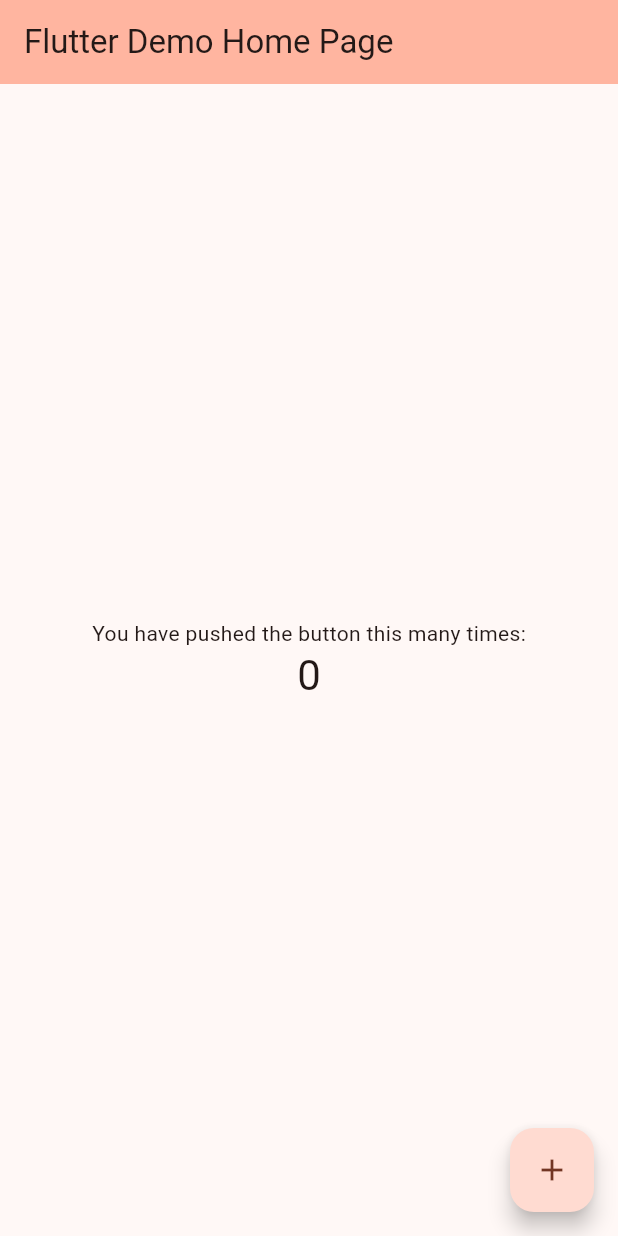
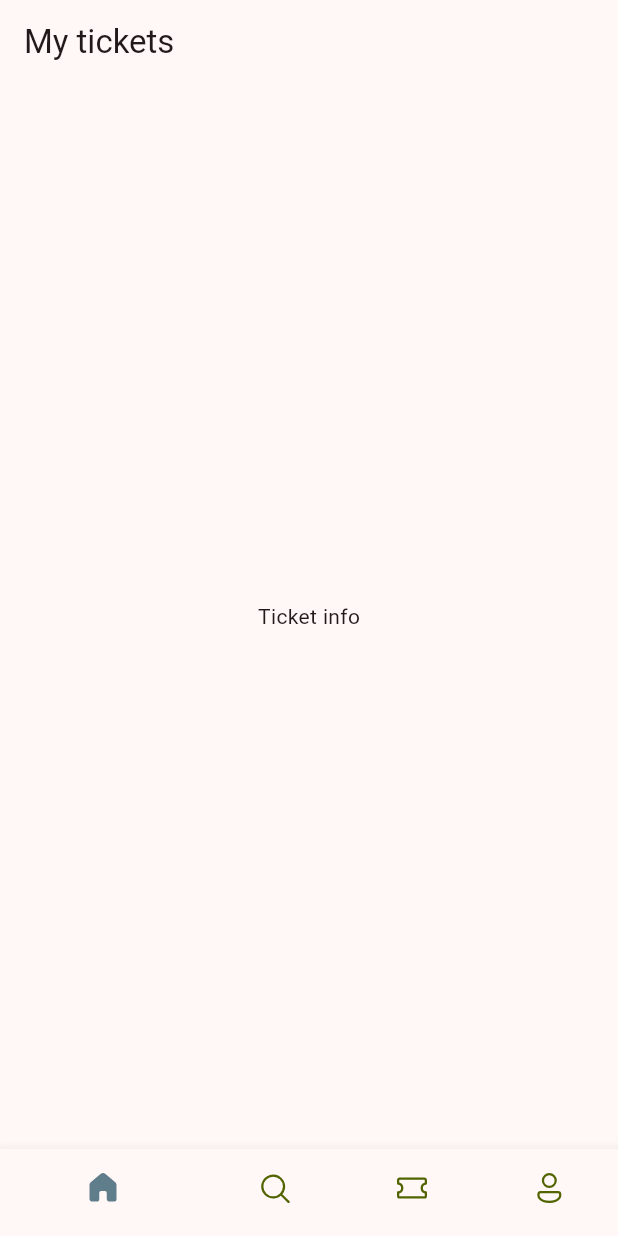
Before and after one commit to hnglmiee/my-ticket-app, a Flutter app: the screen it shows after launch, on a phone screen of 412 x 824 dp. Run offline on Flutter 3.47's test engine with Material 3 defaults, Android fonts, the phone set to English and light mode, and no system bars; our stand-ins replace fluentui_icons.

Commit message:
add top + bottom appbar

```diff
--- /dev/null
+++ b/lib/base/bottom_nav_bar.dart
@@ -0,0 +1,50 @@
+import 'package:fluentui_icons/fluentui_icons.dart';
+import 'package:flutter/cupertino.dart';
+import 'package:flutter/material.dart';
+
+class BottomNavBar extends StatefulWidget {
+  const BottomNavBar({super.key});
+
+  @override
+  State<BottomNavBar> createState() => _BottomNavBarState();
+}
+
+class _BottomNavBarState extends State<BottomNavBar> {
+  @override
+  Widget build(BuildContext context) {
+    return Scaffold(
+      appBar: AppBar(title: const Text("My tickets")),
+      body: Center(child: Text("Ticket info")),
+      bottomNavigationBar: BottomNavigationBar(
+        selectedItemColor: Colors.blueGrey,
+        unselectedItemColor: const Color(0xFF526400),
+        showSelectedLabels: false,
+        items: const [
+          BottomNavigationBarItem(
+            icon: Icon(FluentSystemIcons.ic_fluent_home_add_regular),
+            activeIcon: Icon(FluentSystemIcons.ic_fluent_home_filled), // if is selected, then filled
+            label: "Home",
+          ),
+
+          BottomNavigationBarItem(
+            icon: Icon(FluentSystemIcons.ic_fluent_search_regular),
+            activeIcon: Icon(FluentSystemIcons.ic_fluent_search_filled),
+            label: "Search",
+          ),
+
+          BottomNavigationBarItem(
+            icon: Icon(FluentSystemIcons.ic_fluent_ticket_regular),
+            activeIcon: Icon(FluentSystemIcons.ic_fluent_ticket_filled),
+            label: "Ticket",
+          ),
+
+          BottomNavigationBarItem(
+            icon: Icon(FluentSystemIcons.ic_fluent_person_regular),
+            activeIcon: Icon(FluentSystemIcons.ic_fluent_person_filled),
+            label: "Profile",
+          ),
+        ],
+      ),
+    );
+  }
+}
--- a/lib/main.dart
+++ b/lib/main.dart
@@ -1,6 +1,13 @@
 import 'package:flutter/material.dart';
+import 'package:ticket_app/base/bottom_nav_bar.dart';
 
 void main() {
+  var myList = [
+    "Flutter",
+    "Java",
+    "Kotlin"
+  ];
+
   runApp(const MyApp());
 }
 
@@ -10,57 +17,12 @@ class MyApp extends StatelessWidget {
   // This widget is the root of your application.
   @override
   Widget build(BuildContext context) {
-    return MaterialApp(
+    return MaterialApp( // Give ur app a life
       title: 'Flutter Demo',
       theme: ThemeData(
-        colorScheme: ColorScheme.fromSeed(seedColor: Colors.deepOrange),
+        colorScheme: ColorScheme.fromSeed(seedColor: Colors.pink),
       ),
-      home: const MyHomePage(title: 'Flutter Demo Home Page'),
+      home: BottomNavBar(),
     );
   }
 }
-
-class MyHomePage extends StatefulWidget {
-  const MyHomePage({super.key, required this.title});
-  final String title;
-
-  @override
-  State<MyHomePage> createState() => _MyHomePageState();
-}
-
-class _MyHomePageState extends State<MyHomePage> {
-  int _counter = 0;
-
-  void _incrementCounter() {
-    setState(() {
-      _counter++;
-    });
-  }
-
-  @override
-  Widget build(BuildContext context) {
-    return Scaffold(
-      appBar: AppBar(
-        backgroundColor: Theme.of(context).colorScheme.inversePrimary,
-        title: Text(widget.title),
-      ),
-      body: Center(
-        child: Column(
-          mainAxisAlignment: MainAxisAlignment.center,
-          children: <Widget>[
-            const Text('You have pushed the button this many times:'),
-            Text(
-              '$_counter',
-              style: Theme.of(context).textTheme.headlineMedium,
-            ),
-          ],
-        ),
-      ),
-      floatingActionButton: FloatingActionButton(
-        onPressed: _incrementCounter,
-        tooltip: 'Increment',
-        child: const Icon(Icons.add),
-      ), // This trailing comma makes auto-formatting nicer for build methods.
-    );
-  }
-}
--- a/pubspec.yaml
+++ b/pubspec.yaml
@@ -34,6 +34,7 @@ dependencies:
   # The following adds the Cupertino Icons font to your application.
   # Use with the CupertinoIcons class for iOS style icons.
   cupertino_icons: ^1.0.8
+  fluentui_icons: ^1.0.0
 
 dev_dependencies:
   flutter_test:
```
Also changed, not shown: pubspec.lock.
